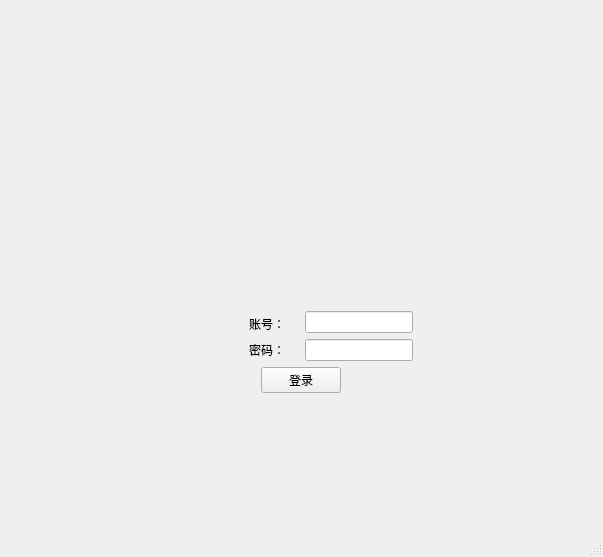
AngXue/stuCour-SelMS, file ui/originalUIFile/login.ui: the form before one commit.
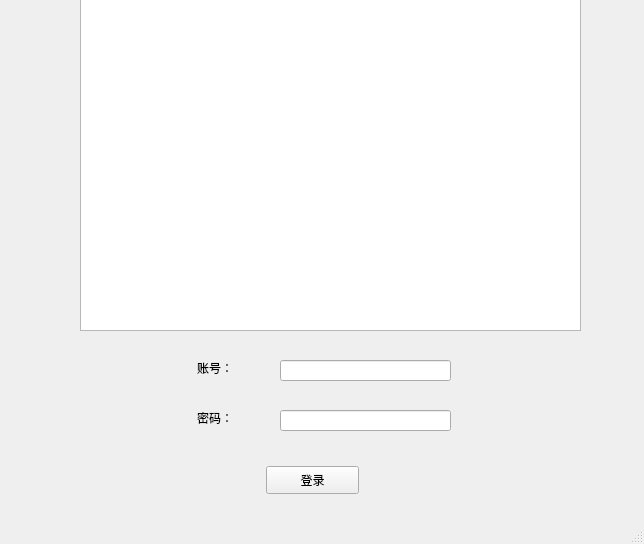
The form after the commit. Icons and pictures are not drawn.

Commit message: 美化login界面

The edit to the form file:
```diff
--- a/ui/originalUIFile/login.ui
+++ b/ui/originalUIFile/login.ui
@@ -6,70 +6,110 @@
    <rect>
     <x>0</x>
     <y>0</y>
-    <width>603</width>
-    <height>557</height>
+    <width>644</width>
+    <height>544</height>
    </rect>
   </property>
+  <property name="minimumSize">
+   <size>
+    <width>644</width>
+    <height>544</height>
+   </size>
+  </property>
+  <property name="maximumSize">
+   <size>
+    <width>644</width>
+    <height>544</height>
+   </size>
+  </property>
   <property name="windowTitle">
    <string>MainWindow</string>
   </property>
   <widget class="QWidget" name="centralwidget">
-   <layout class="QGridLayout" name="gridLayout_2">
-    <item row="1" column="0">
-     <layout class="QVBoxLayout" name="verticalLayout">
-      <item>
-       <layout class="QHBoxLayout" name="horizontalLayout_4">
-        <item alignment="Qt::AlignHCenter|Qt::AlignVCenter">
-         <widget class="QLabel" name="loginMainImage">
-          <property name="text">
-           <string>&lt;html&gt;&lt;head/&gt;&lt;body&gt;&lt;p&gt;&lt;img src=&quot;:/login/res/jxufe.jpg&quot;/&gt;&lt;/p&gt;&lt;/body&gt;&lt;/html&gt;</string>
-          </property>
-         </widget>
-        </item>
-       </layout>
-      </item>
-      <item>
-       <layout class="QHBoxLayout" name="horizontalLayout_3">
-        <item alignment="Qt::AlignRight|Qt::AlignBottom">
-         <widget class="QLabel" name="loginNamePrompt">
-          <property name="text">
-           <string>账号：    </string>
-          </property>
-         </widget>
-        </item>
-        <item alignment="Qt::AlignLeft|Qt::AlignBottom">
-         <widget class="QLineEdit" name="loginNameInput"/>
-        </item>
-       </layout>
-      </item>
-      <item>
-       <layout class="QHBoxLayout" name="horizontalLayout_2">
-        <item alignment="Qt::AlignRight">
-         <widget class="QLabel" name="loginPasswdPrompt">
-          <property name="text">
-           <string>密码：    </string>
-          </property>
-         </widget>
-        </item>
-        <item alignment="Qt::AlignLeft">
-         <widget class="QLineEdit" name="loginPasswdInput"/>
-        </item>
-       </layout>
-      </item>
-      <item>
-       <layout class="QHBoxLayout" name="horizontalLayout">
-        <item alignment="Qt::AlignHCenter|Qt::AlignTop">
-         <widget class="QPushButton" name="loginButton">
-          <property name="text">
-           <string>登录</string>
-          </property>
-         </widget>
-        </item>
-       </layout>
-      </item>
-     </layout>
-    </item>
-   </layout>
+   <widget class="QListView" name="listView">
+    <property name="geometry">
+     <rect>
+      <x>80</x>
+      <y>-10</y>
+      <width>501</width>
+      <height>341</height>
+     </rect>
+    </property>
+    <property name="minimumSize">
+     <size>
+      <width>501</width>
+      <height>341</height>
+     </size>
+    </property>
+    <property name="maximumSize">
+     <size>
+      <width>501</width>
+      <height>341</height>
+     </size>
+    </property>
+    <property name="styleSheet">
+     <string notr="true">background-image: url(:/login/jxufe.jpg);</string>
+    </property>
+   </widget>
+   <widget class="QPushButton" name="loginButton">
+    <property name="geometry">
+     <rect>
+      <x>266</x>
+      <y>466</y>
+      <width>93</width>
+      <height>28</height>
+     </rect>
+    </property>
+    <property name="text">
+     <string>登录</string>
+    </property>
+   </widget>
+   <widget class="QLabel" name="loginPasswdPrompt">
+    <property name="geometry">
+     <rect>
+      <x>197</x>
+      <y>410</y>
+      <width>77</width>
+      <height>16</height>
+     </rect>
+    </property>
+    <property name="text">
+     <string>密码：    </string>
+    </property>
+   </widget>
+   <widget class="QLineEdit" name="loginPasswdInput">
+    <property name="geometry">
+     <rect>
+      <x>280</x>
+      <y>410</y>
+      <width>171</width>
+      <height>21</height>
+     </rect>
+    </property>
+   </widget>
+   <widget class="QLabel" name="loginNamePrompt">
+    <property name="geometry">
+     <rect>
+      <x>197</x>
+      <y>360</y>
+      <width>77</width>
+      <height>16</height>
+     </rect>
+    </property>
+    <property name="text">
+     <string>账号：    </string>
+    </property>
+   </widget>
+   <widget class="QLineEdit" name="loginNameInput">
+    <property name="geometry">
+     <rect>
+      <x>280</x>
+      <y>360</y>
+      <width>171</width>
+      <height>21</height>
+     </rect>
+    </property>
+   </widget>
   </widget>
   <widget class="QStatusBar" name="statusbar"/>
  </widget>
```
Left out of the diff: 2 changed lines with no effect on the pictures. The commit also changes 3 other files.
